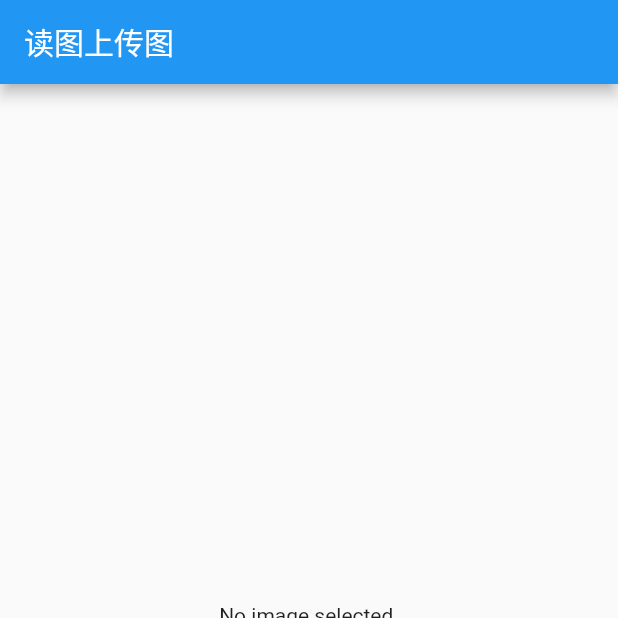
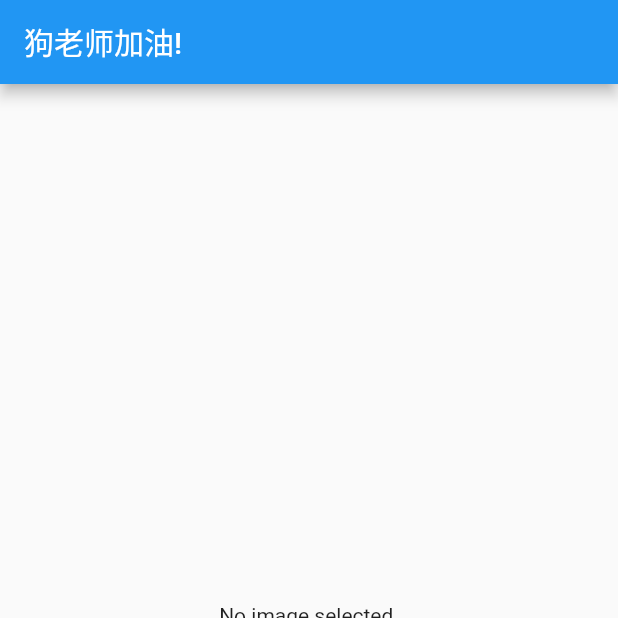
Before and after one commit to Pick-Dev/pick_mobile, a Flutter app: the screen it shows after launch, item 2 of the bottom bar chosen, on a phone screen of 412 x 824 dp, the top half of it. Run offline on Flutter 3.47's test engine with Material 2 defaults, Android fonts, the phone set to English and light mode, and no system bars; our stand-ins replace image_picker.

```diff
--- a/lib/views/upload_page.dart
+++ b/lib/views/upload_page.dart
@@ -28,7 +28,7 @@ class _UploadPageState extends State<UploadPage> {
     return new MaterialApp(
         home: new Scaffold(
           appBar: new AppBar(
-            title: new Text('读图上传图'),
+            title: new Text('狗老师加油!'),
           ),
           body: new Center(
             child: _image == null ? new Text('No image selected.') : new Image.file(_image),
```
